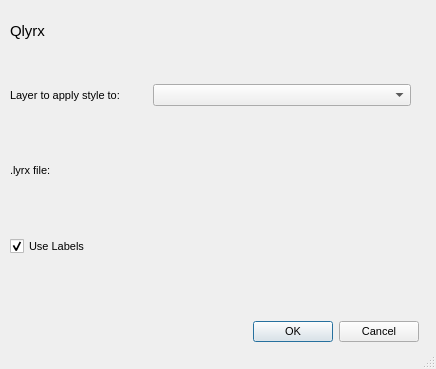
Above: qlyrx_dialog_base.ui from arc2qgis/qlyrx before the change. Below: the same form after it.
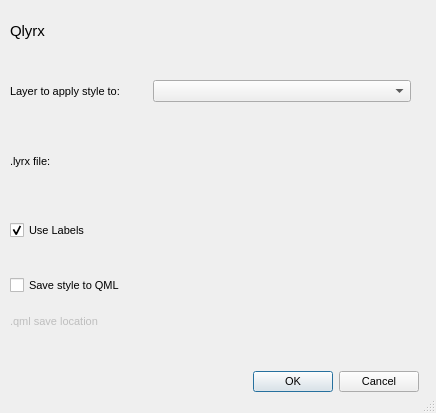
That is the form after the change. Custom widgets are drawn as their Qt base class.

Patch:
```diff
--- a/qlyrx_dialog_base.ui
+++ b/qlyrx_dialog_base.ui
@@ -7,7 +7,7 @@
     <x>0</x>
     <y>0</y>
     <width>436</width>
-    <height>369</height>
+    <height>413</height>
    </rect>
   </property>
   <property name="sizePolicy">
@@ -69,7 +69,7 @@
      <x>10</x>
      <y>60</y>
      <width>401</width>
-     <height>221</height>
+     <height>271</height>
     </rect>
    </property>
    <layout class="QGridLayout" name="gridLayout">
@@ -222,13 +222,88 @@
       </item>
      </layout>
     </item>
+    <item row="3" column="0">
+     <layout class="QVBoxLayout" name="verticalLayout_4">
+      <property name="spacing">
+       <number>8</number>
+      </property>
+      <item>
+       <widget class="QCheckBox" name="saveQmlCheck">
+        <property name="enabled">
+         <bool>true</bool>
+        </property>
+        <property name="sizePolicy">
+         <sizepolicy hsizetype="MinimumExpanding" vsizetype="MinimumExpanding">
+          <horstretch>0</horstretch>
+          <verstretch>0</verstretch>
+         </sizepolicy>
+        </property>
+        <property name="minimumSize">
+         <size>
+          <width>359</width>
+          <height>20</height>
+         </size>
+        </property>
+        <property name="text">
+         <string>Save style to QML</string>
+        </property>
+        <property name="checked">
+         <bool>false</bool>
+        </property>
+       </widget>
+      </item>
+      <item>
+       <layout class="QHBoxLayout" name="horizontalLayout">
+        <item>
+         <widget class="QLabel" name="qmlLabel">
+          <property name="enabled">
+           <bool>false</bool>
+          </property>
+          <property name="text">
+           <string>.qml save location</string>
+          </property>
+         </widget>
+        </item>
+        <item>
+         <spacer name="horizontalSpacer_2">
+          <property name="orientation">
+           <enum>Qt::Horizontal</enum>
+          </property>
+          <property name="sizeType">
+           <enum>QSizePolicy::Fixed</enum>
+          </property>
+          <property name="sizeHint" stdset="0">
+           <size>
+            <width>85</width>
+            <height>20</height>
+           </size>
+          </property>
+         </spacer>
+        </item>
+        <item>
+         <widget class="QgsFileWidget" name="QMLSaveLocation">
+          <property name="enabled">
+           <bool>false</bool>
+          </property>
+          <property name="filter">
+           <string>QML files (*.qml)</string>
+          </property>
+          <property name="storageMode">
+           <enum>QgsFileWidget::SaveFile</enum>
+          </property>
+         </widget>
+        </item>
+       </layout>
+      </item>
+     </layout>
+    </item>
    </layout>
   </widget>
   <widget class="QDialogButtonBox" name="button_box">
    <property name="geometry">
     <rect>
      <x>60</x>
-     <y>320</y>
+     <y>370</y>
      <width>359</width>
      <height>24</height>
     </rect>
```
